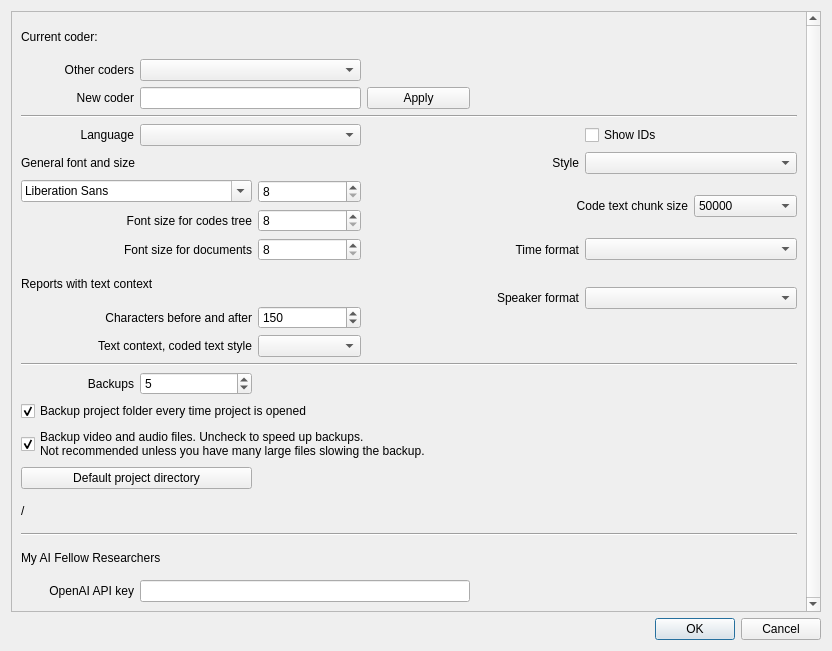
The window that GUI_UIs/ui_dialog_settings.ui (ccbogel/QualCoder) describes before a commit, drawn with Qt 5.
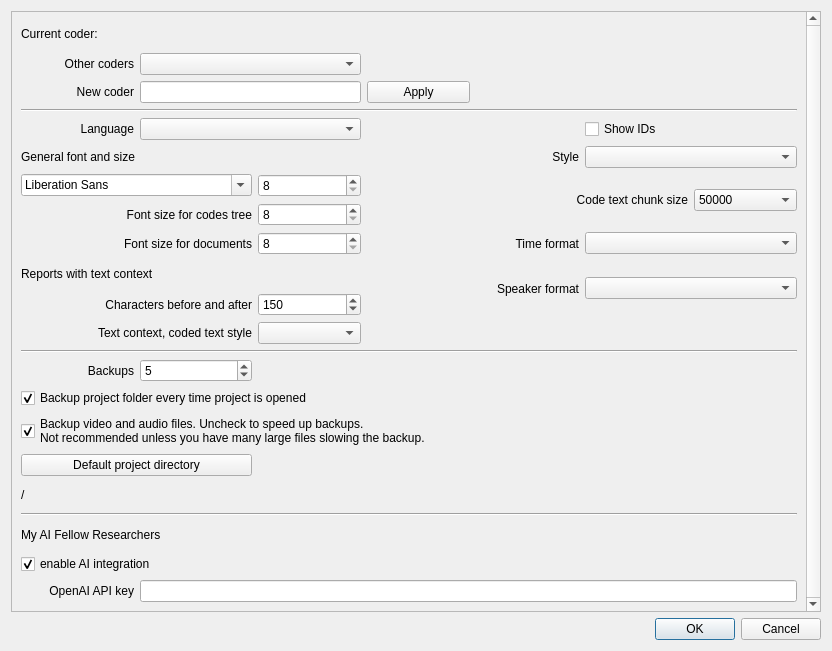
The same window after the commit.

Commit message: Added setting to enable/disable AI integration

The edit to the form file:
```diff
--- a/GUI_UIs/ui_dialog_settings.ui
+++ b/GUI_UIs/ui_dialog_settings.ui
@@ -89,7 +89,7 @@
        <item row="5" column="5" colspan="2">
         <widget class="QComboBox" name="comboBox_style"/>
        </item>
-       <item row="21" column="0">
+       <item row="23" column="0">
         <widget class="QLabel" name="label_openai_api_key">
          <property name="text">
           <string>OpenAI API key</string>
@@ -383,6 +383,9 @@
          </property>
         </widget>
        </item>
+       <item row="23" column="1" colspan="6">
+        <widget class="QLineEdit" name="lineEdit_openai_api_key"/>
+       </item>
        <item row="8" column="2">
         <widget class="QSpinBox" name="spinBox_docfontsize">
          <property name="minimum">
@@ -429,8 +432,15 @@
          </property>
         </widget>
        </item>
-       <item row="21" column="1" colspan="3">
-        <widget class="QLineEdit" name="lineEdit_openai_api_key"/>
+       <item row="22" column="0" colspan="2">
+        <widget class="QCheckBox" name="checkBox_AI_enable">
+         <property name="text">
+          <string>enable AI integration</string>
+         </property>
+         <property name="checked">
+          <bool>true</bool>
+         </property>
+        </widget>
        </item>
       </layout>
      </widget>
```
The commit also changes 4 other files.
